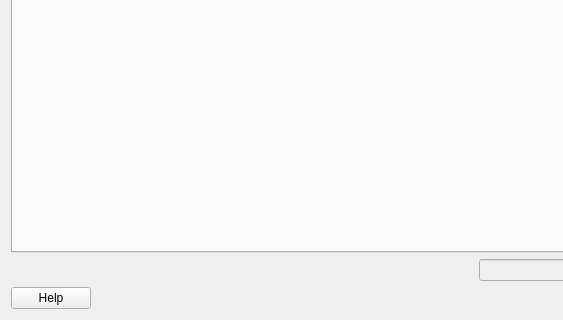
Old version of the form SUEWSPrepare/suews_prepare_dialog_base.ui in the repository UMEP-dev/UMEP; both pictures show x 0 to 563 and y 150 to 470 of the 789 by 470 pixel window.
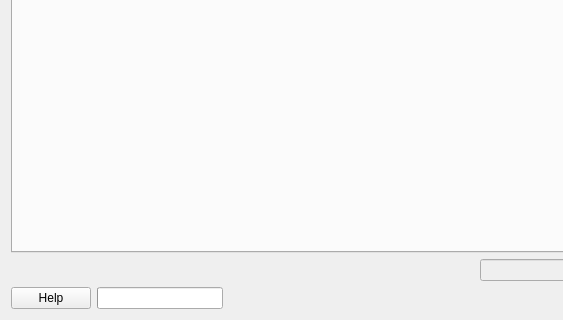
New version of the form.

Commit message: Version 0.2.10: Bug fix #14. New plugin: SUEWSAnalyzer. General Bug fixing

What changed in the file:
```diff
--- a/SUEWSPrepare/suews_prepare_dialog_base.ui
+++ b/SUEWSPrepare/suews_prepare_dialog_base.ui
@@ -115,6 +115,19 @@
        </property>
       </spacer>
      </item>
+     <item row="1" column="1">
+      <widget class="QProgressBar" name="progressBar">
+       <property name="value">
+        <number>0</number>
+       </property>
+       <property name="alignment">
+        <set>Qt::AlignCenter</set>
+       </property>
+       <property name="format">
+        <string/>
+       </property>
+      </widget>
+     </item>
     </layout>
    </item>
   </layout>
```
The commit also changes 64 other files.
